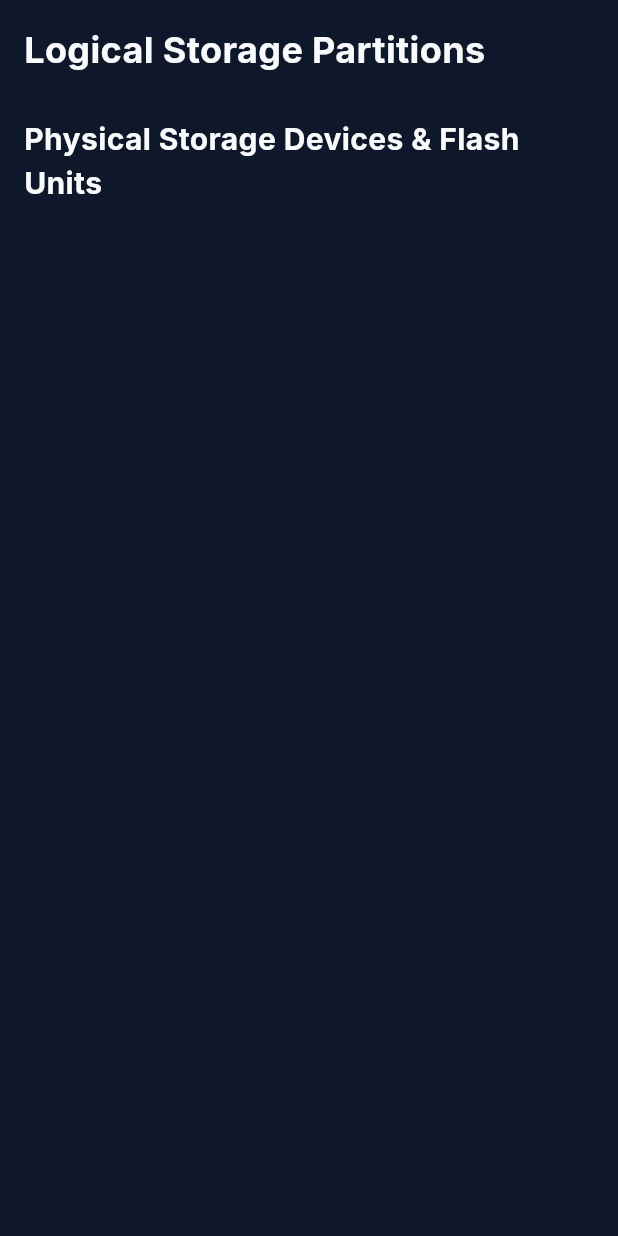
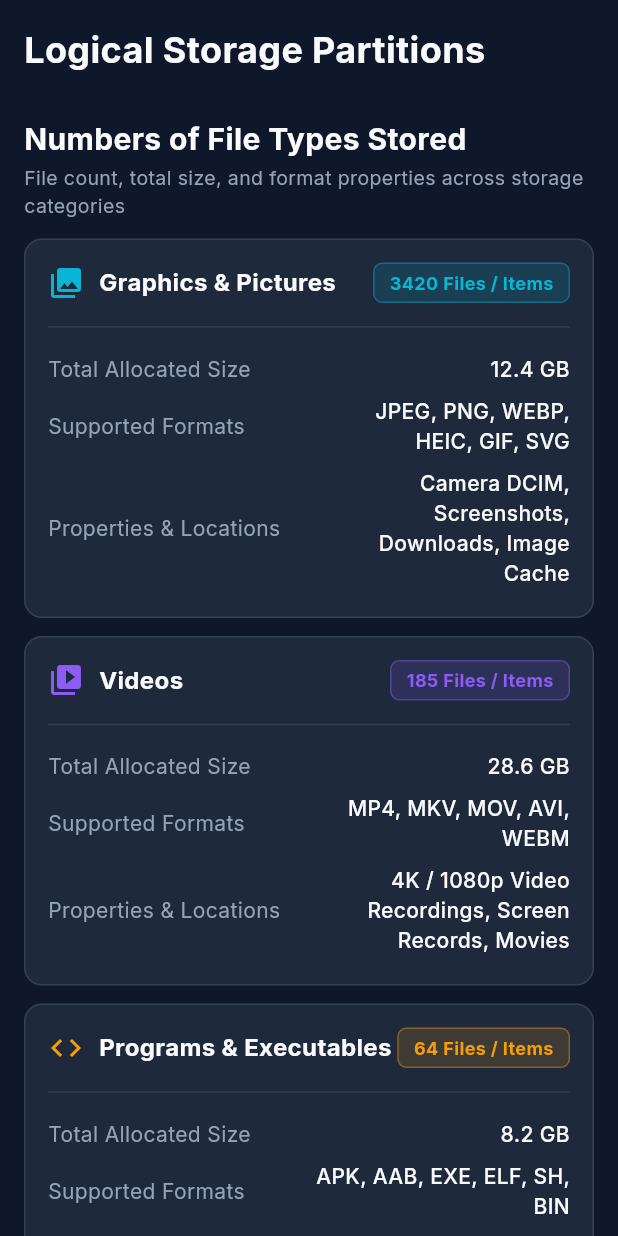
Before and after one commit to grovehaven/HardwareScan-Desktop, a Flutter app: the StorageScreen widget shown alone on an empty page, opened directly with empty values, on a phone screen of 412 x 824 dp. Run offline on Flutter 3.47's test engine with Material 3 defaults, Android fonts, the phone set to English and light mode, and no system bars; our stand-ins replace battery_plus, connectivity_plus, device_info_plus, google_fonts; missing offline and left inert: network_info_plus.

Commit message:
Add Numbers of File Types Stored section under Logical Storage Partitions

```diff
--- a/lib/ui/screens/storage_screen.dart
+++ b/lib/ui/screens/storage_screen.dart
@@ -2,6 +2,65 @@ import 'package:flutter/material.dart';
 import '../../models/hardware_models.dart';
 import '../../theme/app_colors.dart';
 import '../widgets/info_row.dart';
+
+class FileTypeCategory {
+  final String title;
+  final IconData icon;
+  final Color color;
+  final int fileCount;
+  final double sizeGb;
+  final String formats;
+  final String properties;
+
+  const FileTypeCategory({
+    required this.title,
+    required this.icon,
+    required this.color,
+    required this.fileCount,
+    required this.sizeGb,
+    required this.formats,
+    required this.properties,
+  });
+}
+
+const List<FileTypeCategory> kFileTypeCategories = [
+  FileTypeCategory(
+    title: 'Graphics & Pictures',
+    icon: Icons.photo_library,
+    color: AppColors.cyanAccent,
+    fileCount: 3420,
+    sizeGb: 12.4,
+    formats: 'JPEG, PNG, WEBP, HEIC, GIF, SVG',
+    properties: 'Camera DCIM, Screenshots, Downloads, Image Cache',
+  ),
+  FileTypeCategory(
+    title: 'Videos',
+    icon: Icons.video_library,
+    color: AppColors.purpleAccent,
+    fileCount: 185,
+    sizeGb: 28.6,
+    formats: 'MP4, MKV, MOV, AVI, WEBM',
+    properties: '4K / 1080p Video Recordings, Screen Records, Movies',
+  ),
+  FileTypeCategory(
+    title: 'Programs & Executables',
+    icon: Icons.code,
+    color: AppColors.orangeAccent,
+    fileCount: 64,
+    sizeGb: 8.2,
+    formats: 'APK, AAB, EXE, ELF, SH, BIN',
+    properties: 'Installer Packages, Command-line Binaries, Scripts',
+  ),
+  FileTypeCategory(
+    title: 'Apps & Applications',
+    icon: Icons.apps,
+    color: AppColors.greenAccent,
+    fileCount: 142,
+    sizeGb: 24.1,
+    formats: 'Installed App Packages, ART Runtime, OBB Data',
+    properties: '108 User Applications, 34 System Services & Libraries',
+  ),
+];
 
 class StorageScreen extends StatelessWidget {
   final List<PartitionSnapshot> partitions;
@@ -82,6 +141,78 @@ class StorageScreen extends StatelessWidget {
         ),
         const SizedBox(height: 16),
         const Text(
+          'Numbers of File Types Stored',
+          style: TextStyle(
+            color: AppColors.textPrimary,
+            fontSize: 20,
+            fontWeight: FontWeight.bold,
+          ),
+        ),
+        const SizedBox(height: 2),
+        const Text(
+          'File count, total size, and format properties across storage categories',
+          style: TextStyle(
+            color: AppColors.textSecondary,
+            fontSize: 13,
+          ),
+        ),
+        const SizedBox(height: 12),
+        ...kFileTypeCategories.map(
+          (cat) => Card(
+            margin: const EdgeInsets.only(bottom: 12),
+            child: Padding(
+              padding: const EdgeInsets.all(16.0),
+              child: Column(
+                crossAxisAlignment: CrossAxisAlignment.start,
+                children: [
+                  Row(
+                    mainAxisAlignment: MainAxisAlignment.spaceBetween,
+                    children: [
+                      Row(
+                        children: [
+                          Icon(cat.icon, color: cat.color, size: 24),
+                          const SizedBox(width: 10),
+                          Text(
+                            cat.title,
+                            style: const TextStyle(
+                              color: AppColors.textPrimary,
+                              fontSize: 16,
+                              fontWeight: FontWeight.bold,
+                            ),
+                          ),
+                        ],
+                      ),
+                      Container(
+                        padding: const EdgeInsets.symmetric(horizontal: 10, vertical: 4),
+                        decoration: BoxDecoration(
+                          color: cat.color.withOpacity(0.15),
+                          borderRadius: BorderRadius.circular(6),
+                          border: Border.all(color: cat.color.withOpacity(0.4)),
+                        ),
+                        child: Text(
+                          '${cat.fileCount} Files / Items',
+                          style: TextStyle(
+                            color: cat.color,
+                            fontSize: 12,
+                            fontWeight: FontWeight.bold,
+                          ),
+                        ),
+                      ),
+                    ],
+                  ),
+                  const SizedBox(height: 8),
+                  const Divider(),
+                  const SizedBox(height: 6),
+                  InfoRow(label: 'Total Allocated Size', value: '${cat.sizeGb.toStringAsFixed(1)} GB'),
+                  InfoRow(label: 'Supported Formats', value: cat.formats),
+                  InfoRow(label: 'Properties & Locations', value: cat.properties),
+                ],
+              ),
+            ),
+          ),
+        ),
+        const SizedBox(height: 16),
+        const Text(
           'Physical Storage Devices & Flash Units',
           style: TextStyle(
             color: AppColors.textPrimary,
--- a/pubspec.yaml
+++ b/pubspec.yaml
@@ -2,7 +2,7 @@ name: hardwarescan
 description: "Hardware Scan All - Cross-Platform Mobile & Desktop Hardware Diagnostics"
 publish_to: 'none'
 
-version: 6.0.0+17
+version: 6.0.0+18
 
 environment:
   sdk: ^3.5.0
```
